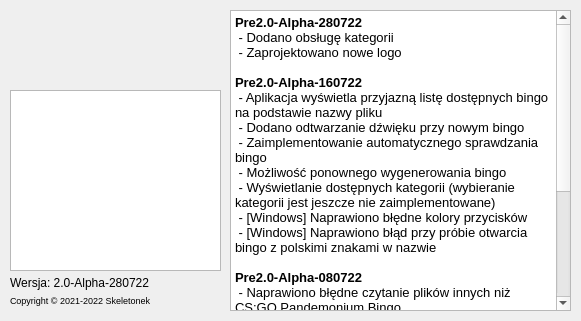
Above: Project/mainwindow.ui from Skeletonek/Bingomonium before the change. Below: the same form after it.
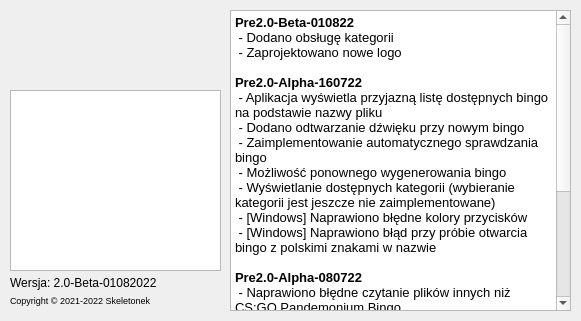
That is the form after the change. Icons and pictures are not drawn.

What changed in the file:
```diff
--- a/Project/mainwindow.ui
+++ b/Project/mainwindow.ui
@@ -48,7 +48,7 @@
      </font>
     </property>
     <property name="text">
-     <string>Wersja: 2.0-Alpha-280722</string>
+     <string>Wersja: 2.0-Beta-01082022</string>
     </property>
     <property name="alignment">
      <set>Qt::AlignLeading|Qt::AlignLeft|Qt::AlignTop</set>
@@ -108,7 +108,7 @@
 &lt;html&gt;&lt;head&gt;&lt;meta name=&quot;qrichtext&quot; content=&quot;1&quot; /&gt;&lt;style type=&quot;text/css&quot;&gt;
 p, li { white-space: pre-wrap; }
 &lt;/style&gt;&lt;/head&gt;&lt;body style=&quot; font-family:'Noto Sans'; font-size:10pt; font-weight:400; font-style:normal;&quot;&gt;
-&lt;p style=&quot; margin-top:0px; margin-bottom:0px; margin-left:0px; margin-right:0px; -qt-block-indent:0; text-indent:0px;&quot;&gt;&lt;span style=&quot; font-weight:600;&quot;&gt;Pre2.0-Alpha-280722&lt;/span&gt;&lt;/p&gt;
+&lt;p style=&quot; margin-top:0px; margin-bottom:0px; margin-left:0px; margin-right:0px; -qt-block-indent:0; text-indent:0px;&quot;&gt;&lt;span style=&quot; font-weight:600;&quot;&gt;Pre2.0-Beta-010822&lt;/span&gt;&lt;/p&gt;
 &lt;p style=&quot; margin-top:0px; margin-bottom:0px; margin-left:0px; margin-right:0px; -qt-block-indent:0; text-indent:0px;&quot;&gt; - Dodano obsługę kategorii&lt;/p&gt;
 &lt;p style=&quot; margin-top:0px; margin-bottom:0px; margin-left:0px; margin-right:0px; -qt-block-indent:0; text-indent:0px;&quot;&gt; - Zaprojektowano nowe logo&lt;/p&gt;
 &lt;p style=&quot;-qt-paragraph-type:empty; margin-top:0px; margin-bottom:0px; margin-left:0px; margin-right:0px; -qt-block-indent:0; text-indent:0px; font-weight:600;&quot;&gt;&lt;br /&gt;&lt;/p&gt;
```
